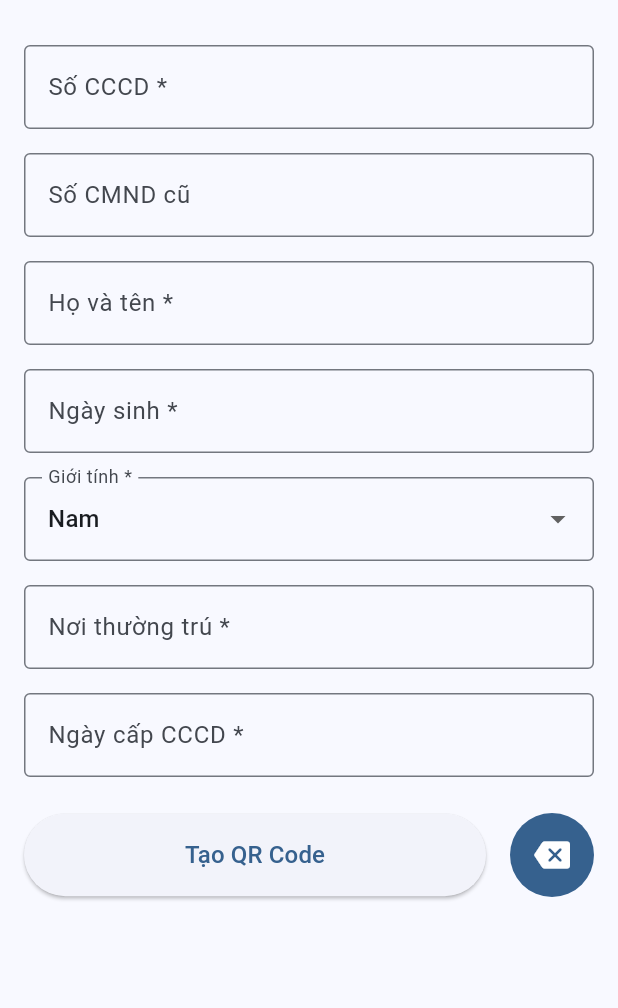
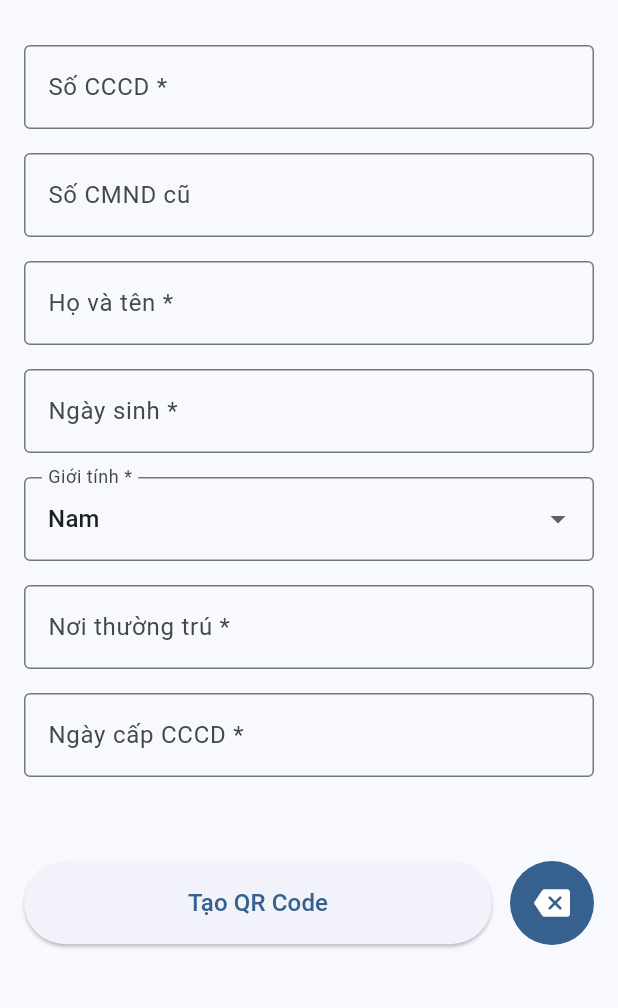
Before and after one commit to vanvixi/vnid-qr, a Flutter app: the screen it shows after launch, after a tap on "Tạo QR Code", after a tap on the "backspace" icon, on a phone screen of 412 x 824 dp, the part 63-1071 px from its top. Run offline on Flutter 3.47's test engine with Material 3 defaults, Android fonts, the phone set to English and light mode, and no system bars; our stand-ins replace pretty_qr_code.

Commit message:
feat: implement MyForm widget for reusable form handling; refactor QR form screen to utilize MyForm

```diff
--- a/lib/screens/qr_form_screen.dart
+++ b/lib/screens/qr_form_screen.dart
@@ -6,6 +6,7 @@ import '../models/gender.dart';
 import '../utils/date_input_formatter.dart';
 import '../utils/validators.dart';
 import 'widgets/gender_dropdown_form_field.dart';
+import 'widgets/my_form.dart';
 import 'widgets/qr_display_widget.dart';
 import 'widgets/string_input_form_field.dart';
 
@@ -18,7 +19,6 @@ class QrFormScreen extends StatefulWidget {
 
 class _QrFormScreenState extends State<QrFormScreen> {
   bool isDesktop = false;
-  final _formKey = GlobalKey<FormState>();
 
   // Form values
   String _soCCCD = '';
@@ -38,13 +38,6 @@ class _QrFormScreenState extends State<QrFormScreen> {
   }
 
   void _handleSubmit() {
-    if (_formKey.currentState!.validate()) {
-      _formKey.currentState!.save();
-      _updateQRCode();
-    }
-  }
-
-  void _updateQRCode() {
     final cccdModel = CCCDModel(
       soCCCD: _soCCCD,
       soCMND: _soCMND,
@@ -81,7 +74,6 @@ class _QrFormScreenState extends State<QrFormScreen> {
   }
 
   void _handleReset() {
-    _formKey.currentState?.reset();
     _cccdModelNotifier.value = null;
   }
 
@@ -144,11 +136,9 @@ class _QrFormScreenState extends State<QrFormScreen> {
   }
 
   Widget _buildFormArea() {
-    return Form(
-      key: _formKey,
-      autovalidateMode: .onUnfocus,
-      child: ListView(
-        padding: const .all(16),
+    return MyForm(
+      onReset: _handleReset,
+      onSubmit: _handleSubmit,
       children: [
         StringInputFormField(
           initialValue: _soCCCD,
@@ -162,7 +152,6 @@ class _QrFormScreenState extends State<QrFormScreen> {
           validator: Validators.validateSoCCCD,
           onSaved: (value) => _soCCCD = value?.trim() ?? '',
         ),
-          const SizedBox(height: 16),
         StringInputFormField(
           initialValue: _soCMND,
           labelText: 'Số CMND cũ',
@@ -175,7 +164,6 @@ class _QrFormScreenState extends State<QrFormScreen> {
           validator: Validators.validateSoCMND,
           onSaved: (value) => _soCMND = value?.trim(),
         ),
-          const SizedBox(height: 16),
         StringInputFormField(
           initialValue: _hoVaTen,
           labelText: 'Họ và tên *',
@@ -184,7 +172,6 @@ class _QrFormScreenState extends State<QrFormScreen> {
           validator: Validators.validateHoTen,
           onSaved: (value) => _hoVaTen = value?.trim() ?? '',
         ),
-          const SizedBox(height: 16),
         StringInputFormField(
           initialValue: _ngaySinh,
           labelText: 'Ngày sinh *',
@@ -195,12 +182,10 @@ class _QrFormScreenState extends State<QrFormScreen> {
               Validators.validateDate(value, fieldName: 'Ngày sinh'),
           onSaved: (value) => _ngaySinh = value ?? '',
         ),
-          const SizedBox(height: 16),
         GenderDropdownFormField(
           initialValue: _gioiTinh,
           onSaved: (value) => _gioiTinh = value ?? Gender.nam,
         ),
-          const SizedBox(height: 16),
         StringInputFormField(
           initialValue: _noiThuongTru,
           labelText: 'Nơi thường trú *',
@@ -210,7 +195,6 @@ class _QrFormScreenState extends State<QrFormScreen> {
           validator: Validators.validateAddress,
           onSaved: (value) => _noiThuongTru = value?.trim() ?? '',
         ),
-          const SizedBox(height: 16),
         StringInputFormField(
           initialValue: _ngayCap,
           labelText: 'Ngày cấp CCCD *',
@@ -222,29 +206,7 @@ class _QrFormScreenState extends State<QrFormScreen> {
               Validators.validateDate(value, fieldName: 'Ngày cấp'),
           onSaved: (value) => _ngayCap = value ?? '',
         ),
-          const SizedBox(height: 24),
-          Row(
-            spacing: 16,
-            children: [
-              Expanded(
-                child: ElevatedButton(
-                  onPressed: _handleSubmit,
-                  style: ElevatedButton.styleFrom(padding: const .all(16)),
-                  child: const Text(
-                    'Tạo QR Code',
-                    style: TextStyle(fontSize: 16),
-                  ),
-                ),
-              ),
-              IconButton.filled(
-                onPressed: _handleReset,
-                padding: const .all(16),
-                icon: Icon(Icons.backspace_rounded),
-              ),
       ],
-          ),
-        ],
-      ),
     );
   }
 }
--- /dev/null
+++ b/lib/screens/widgets/my_form.dart
@@ -0,0 +1,80 @@
+import 'package:flutter/material.dart';
+import 'package:flutter/services.dart';
+
+class MyForm extends StatefulWidget {
+  const MyForm({
+    super.key,
+    this.onSubmit,
+    this.onReset,
+    required this.children,
+  });
+
+  final VoidCallback? onSubmit;
+  final VoidCallback? onReset;
+  final List<Widget> children;
+
+  @override
+  State<MyForm> createState() => _MyFormState();
+}
+
+class _MyFormState extends State<MyForm> {
+  final GlobalKey<FormState> _formKey = GlobalKey<FormState>();
+
+  void _handleSubmit() {
+    if (_formKey.currentState?.validate() ?? false) {
+      _formKey.currentState!.save();
+      widget.onSubmit?.call();
+    }
+  }
+
+  void _handleReset() {
+    _formKey.currentState?.reset();
+    widget.onReset?.call();
+  }
+
+  @override
+  Widget build(BuildContext context) {
+    return KeyboardListener(
+      focusNode: FocusNode(),
+      onKeyEvent: (event) {
+        if (event is KeyDownEvent &&
+            event.logicalKey == LogicalKeyboardKey.enter) {
+          _handleSubmit();
+        }
+      },
+      child: Form(
+        key: _formKey,
+        child: SingleChildScrollView(
+          padding: const .all(16),
+          child: Column(
+            spacing: 16,
+            children: [
+              ...widget.children,
+              const SizedBox(height: 24),
+              Row(
+                spacing: 12,
+                children: [
+                  Expanded(
+                    child: ElevatedButton(
+                      onPressed: _handleSubmit,
+                      style: ElevatedButton.styleFrom(padding: const .all(16)),
+                      child: const Text(
+                        'Tạo QR Code',
+                        style: TextStyle(fontSize: 16),
+                      ),
+                    ),
+                  ),
+                  IconButton.filled(
+                    onPressed: _handleReset,
+                    padding: const .all(16),
+                    icon: Icon(Icons.backspace_rounded),
+                  ),
+                ],
+              ),
+            ],
+          ),
+        ),
+      ),
+    );
+  }
+}
```
Lines whose indentation alone changed are shown as unchanged.
